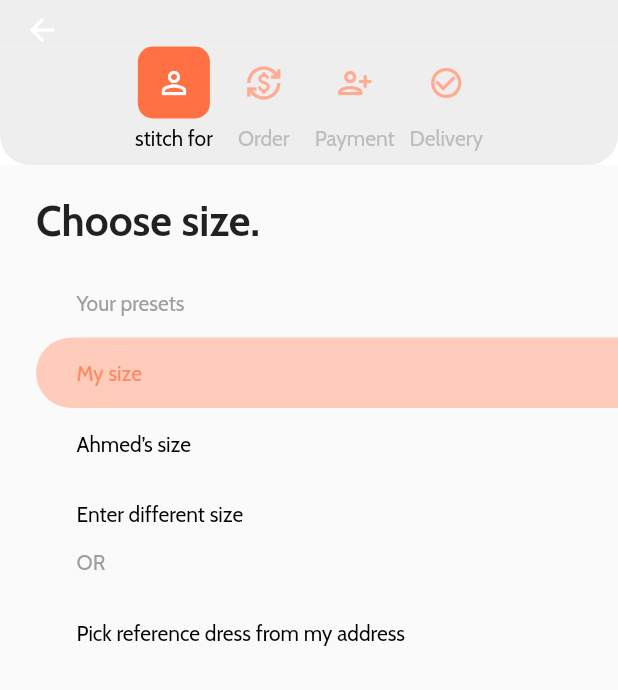
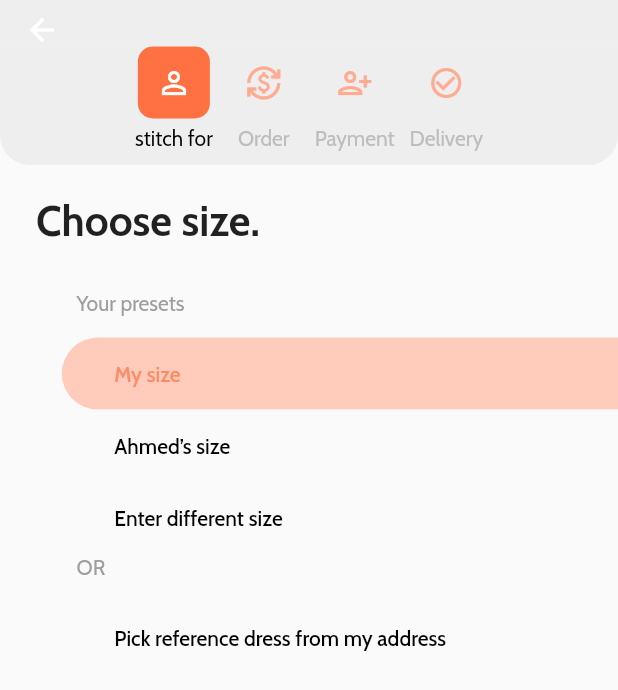
Before and after one commit to RipeSeed/stitch-it-asadullahtariq, a Flutter app: the screen it shows after launch, swiped to page 3, on a phone screen of 412 x 824 dp. Shown: the top 690 px of the screen. Run offline on Flutter 3.47's test engine with Material 2 defaults, Android fonts, the phone set to English and light mode, and no system bars; our stand-ins replace google_fonts.

```diff
--- a/lib/main.dart
+++ b/lib/main.dart
@@ -40,33 +40,10 @@ class MyApp extends StatelessWidget {
         MyRoutes.Home: (context) => const Home(),
         MyRoutes.Login: (context) => const Login(),
         MyRoutes.Splash: (context) => const Splash(),
-        MyRoutes.StitchingType: (context) => const StitchingType(),
-        MyRoutes.StitchingSize: (context) => const StitchingSize(),
-        MyRoutes.StitchingDuration: (context) => const StitchingDuration(),
-        MyRoutes.StitchingPrice: (context) => const StitchingPrice(),
         MyRoutes.StitchingTailer: (context) => const StitchingTailer(),
         MyRoutes.TailerProfile: (context) => const TailerProfile(),
         MyRoutes.OrderPage: (context) => const StitichingOrderPage()
       },
-      // onGenerateRoute: (settings) {
-      //   print(settings);
-      //   late Widget page;
-      //   if (settings.name == MyRoutes.Home) {
-      //     page = const Home();
-      //   } else if (settings.name == MyRoutes.Login) {
-      //     page = const Login();
-      //   }
-
-      //    else {
-      //     throw Exception('Unknown route: ${settings.name}');
-      //   }
-      //   return MaterialPageRoute<dynamic>(
-      //     builder: (context) {
-      //       return page;
-      //     },
-      //     settings: settings,
-      //   );
-      // },
     );
   }
 }
--- a/lib/screens/OrderPage.dart
+++ b/lib/screens/OrderPage.dart
@@ -19,8 +19,11 @@ class _StitichingOrderPageState extends State<StitichingOrderPage> {
   var num = 0;
 
   nextPage() {
-    controller.animateToPage(1,
-        duration: const Duration(seconds: 1), curve: Curves.easeInOut);
+    setState(() {
+      num += 1;
+    });
+    controller.animateToPage(num,
+        duration: const Duration(microseconds: 500), curve: Curves.easeInOut);
   }
 
   @override
@@ -43,9 +46,15 @@ class _StitichingOrderPageState extends State<StitichingOrderPage> {
           OrderStart(
             nextPage: nextPage,
           ),
-          const StitchingType(),
-          const StitchingSize(),
-          const StitchingDuration(),
+          StitchingType(
+            onPressedFunction: nextPage,
+          ),
+          StitchingSize(
+            onPressedFunction: nextPage,
+          ),
+          StitchingDuration(
+            onPressedFunction: nextPage,
+          ),
           const StitchingPrice(),
           const StitchingTailer()
         ],
--- a/lib/screens/StitchingSize.dart
+++ b/lib/screens/StitchingSize.dart
@@ -1,10 +1,9 @@
 import 'package:flutter/material.dart';
 import 'package:practice/widgets/StitchingWidget.dart';
 
-import '../widgets/OrderSttaus.dart';
-
 class StitchingSize extends StatelessWidget {
-  const StitchingSize({super.key});
+  final Function onPressedFunction;
+  const StitchingSize({super.key, required this.onPressedFunction});
 
   @override
   Widget build(BuildContext context) {
@@ -40,8 +39,12 @@ class StitchingSize extends StatelessWidget {
         ListView.builder(
           shrinkWrap: true,
           itemCount: data.length,
-          itemBuilder: (context, index) =>
-              StitchingWidget(item: data[index], index: index, current: 0),
+          itemBuilder: (context, index) => StitchingWidget(
+            item: data[index],
+            index: index,
+            current: 0,
+            onPressedFunction: onPressedFunction,
+          ),
         ),
         Padding(
           padding: const EdgeInsets.only(left: 51, bottom: 15),
@@ -50,8 +53,12 @@ class StitchingSize extends StatelessWidget {
             style: TextStyle(color: Colors.grey[500]),
           ),
         ),
-        const StitchingWidget(
-            item: "Pick reference dress from my address", index: 1, current: 0),
+        StitchingWidget(
+          item: "Pick reference dress from my address",
+          index: 1,
+          current: 0,
+          onPressedFunction: onPressedFunction,
+        ),
       ],
     ));
   }
--- a/lib/widgets/DurationWidget.dart
+++ b/lib/widgets/DurationWidget.dart
@@ -4,17 +4,19 @@ class DurationWidget extends StatelessWidget {
   final String item;
   final int current;
   final int index;
+  final Function onPressedFunction;
   const DurationWidget({
     super.key,
     required this.item,
     required this.current,
     required this.index,
+    required this.onPressedFunction,
   });
 
   @override
   Widget build(BuildContext context) {
     return OutlinedButton(
-      onPressed: (() => print("i pressed")),
+      onPressed: (() => onPressedFunction()),
       style: ButtonStyle(
         shape: MaterialStateProperty.all(
           RoundedRectangleBorder(
--- a/lib/widgets/OrderSttaus.dart
+++ b/lib/widgets/OrderSttaus.dart
@@ -16,7 +16,7 @@ class OrderStatus extends StatelessWidget {
     ];
 
     return Material(
-      color: Colors.white,
+      color: Colors.grey[50],
       child: Container(
         decoration: BoxDecoration(
           color: Colors.grey[200],
--- a/lib/widgets/StitchingWidget.dart
+++ b/lib/widgets/StitchingWidget.dart
@@ -4,28 +4,48 @@ class StitchingWidget extends StatelessWidget {
   final String item;
   final int index;
   final int current;
+  final Function onPressedFunction;
   const StitchingWidget(
       {super.key,
       required this.item,
       required this.index,
-      required this.current});
+      required this.current,
+      required this.onPressedFunction});
 
   @override
   Widget build(BuildContext context) {
-    return Container(
-      margin: EdgeInsets.only(left: 24),
+    return SizedBox(
+      height: 48,
+      child: Container(
+        margin: EdgeInsets.only(left: MediaQuery.of(context).size.width * 0.1),
         decoration: BoxDecoration(
-          borderRadius: const BorderRadius.only(
+          borderRadius: BorderRadius.circular(24),
+        ),
+        child: TextButton(
+          onPressed: () => onPressedFunction(),
+          style: ButtonStyle(
+              alignment: Alignment.centerLeft,
+              backgroundColor: MaterialStateProperty.all<Color>(index == current
+                  ? Colors.deepOrange[100]!
+                  : Colors.grey[50]!),
+              shape: MaterialStateProperty.all(
+                const RoundedRectangleBorder(
+                  borderRadius: BorderRadius.only(
                     topLeft: Radius.circular(24),
                     bottomLeft: Radius.circular(24),
                   ),
-          color: index == current ? Colors.deepOrange[100] : Colors.grey[50]),
+                ),
+              )),
           child: Padding(
-        padding: const EdgeInsets.only(left: 27, top: 15, bottom: 15),
+            padding: EdgeInsets.only(left: 27),
             child: Text(
               item,
+              textAlign: TextAlign.start,
               style: TextStyle(
-              color: current == index ? Colors.deepOrange[300] : Colors.black),
+                color: current == index ? Colors.deepOrange[300] : Colors.black,
+              ),
+            ),
+          ),
         ),
       ),
     );
```
Also changed, not shown: lib/screens/StitchType.dart (+8 -5 lines), lib/screens/StitchingDuration.dart (+7 -5 lines). Lines whose indentation alone changed are shown as unchanged.
